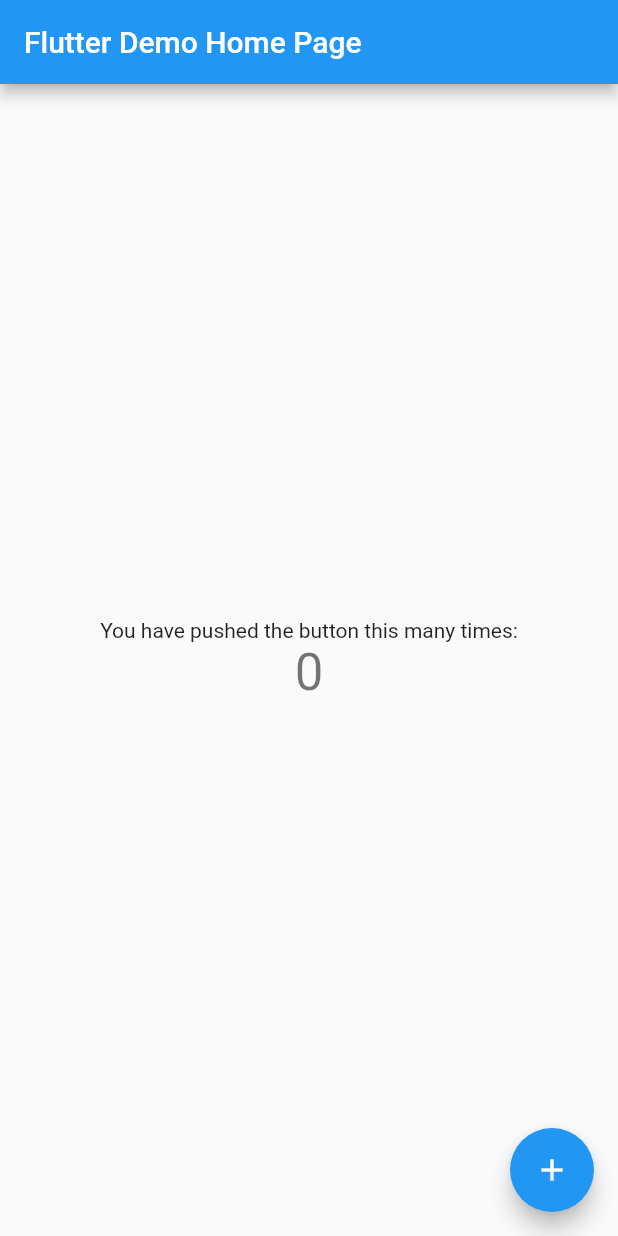
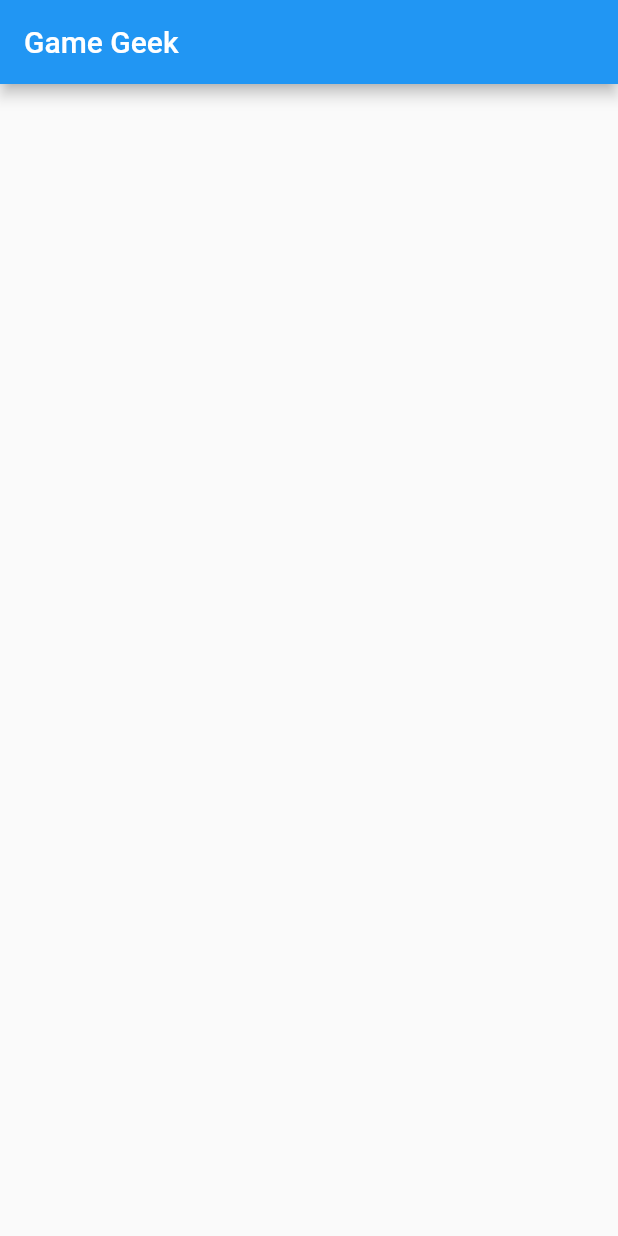
Before and after one commit to jakelang01/gamegeek, a Flutter app: the screen it shows after launch, on a phone screen of 412 x 824 dp. Run offline on Flutter 3.47's test engine with Material 2 defaults, Android fonts, the phone set to English and light mode, and no system bars; our stand-ins replace cloud_firestore, firebase_core; accounts and stored records are empty.

```diff
--- a/lib/main.dart
+++ b/lib/main.dart
@@ -1,4 +1,6 @@
 import 'package:flutter/material.dart';
+import 'package:cloud_firestore/cloud_firestore.dart';
+import 'package:firebase_core/firebase_core.dart';
 
 void main() {
   runApp(const MyApp());
@@ -10,21 +12,25 @@ class MyApp extends StatelessWidget {
   // This widget is the root of your application.
   @override
   Widget build(BuildContext context) {
-    return MaterialApp(
-      title: 'Flutter Demo',
-      theme: ThemeData(
-        // This is the theme of your application.
-        //
-        // Try running your application with "flutter run". You'll see the
-        // application has a blue toolbar. Then, without quitting the app, try
-        // changing the primarySwatch below to Colors.green and then invoke
-        // "hot reload" (press "r" in the console where you ran "flutter run",
-        // or simply save your changes to "hot reload" in a Flutter IDE).
-        // Notice that the counter didn't reset back to zero; the application
-        // is not restarted.
-        primarySwatch: Colors.blue,
-      ),
-      home: const MyHomePage(title: 'Flutter Demo Home Page'),
+    return FutureBuilder(
+        future: Firebase.initializeApp(),
+        builder: (context, snapshot) {
+          if (snapshot.hasError)
+            print("couldnt connect");
+          if (snapshot.connectionState == ConnectionState.done) {
+            return MaterialApp(
+                title: 'Game Geek',
+                theme: ThemeData(
+                  colorScheme: ColorScheme.fromSwatch(
+                    primarySwatch: Colors.blue,
+                  ),
+                ),
+                home: const MyHomePage(title: 'Game Geek')
+            );
+          }
+          Widget loading = MaterialApp();
+          return loading;
+        }
     );
   }
 }
@@ -48,68 +54,19 @@ class MyHomePage extends StatefulWidget {
 }
 
 class _MyHomePageState extends State<MyHomePage> {
-  int _counter = 0;
-
-  void _incrementCounter() {
-    setState(() {
-      // This call to setState tells the Flutter framework that something has
-      // changed in this State, which causes it to rerun the build method below
-      // so that the display can reflect the updated values. If we changed
-      // _counter without calling setState(), then the build method would not be
-      // called again, and so nothing would appear to happen.
-      _counter++;
-    });
-  }
 
   @override
   Widget build(BuildContext context) {
-    // This method is rerun every time setState is called, for instance as done
-    // by the _incrementCounter method above.
-    //
-    // The Flutter framework has been optimized to make rerunning build methods
-    // fast, so that you can just rebuild anything that needs updating rather
-    // than having to individually change instances of widgets.
     return Scaffold(
       appBar: AppBar(
-        // Here we take the value from the MyHomePage object that was created by
-        // the App.build method, and use it to set our appbar title.
         title: Text(widget.title),
       ),
       body: Center(
-        // Center is a layout widget. It takes a single child and positions it
-        // in the middle of the parent.
         child: Column(
-          // Column is also a layout widget. It takes a list of children and
-          // arranges them vertically. By default, it sizes itself to fit its
-          // children horizontally, and tries to be as tall as its parent.
-          //
-          // Invoke "debug painting" (press "p" in the console, choose the
-          // "Toggle Debug Paint" action from the Flutter Inspector in Android
-          // Studio, or the "Toggle Debug Paint" command in Visual Studio Code)
-          // to see the wireframe for each widget.
-          //
-          // Column has various properties to control how it sizes itself and
-          // how it positions its children. Here we use mainAxisAlignment to
-          // center the children vertically; the main axis here is the vertical
-          // axis because Columns are vertical (the cross axis would be
-          // horizontal).
           mainAxisAlignment: MainAxisAlignment.center,
-          children: <Widget>[
-            const Text(
-              'You have pushed the button this many times:',
-            ),
-            Text(
-              '$_counter',
-              style: Theme.of(context).textTheme.headline4,
-            ),
-          ],
+          children: <Widget>[],
         ),
       ),
-      floatingActionButton: FloatingActionButton(
-        onPressed: _incrementCounter,
-        tooltip: 'Increment',
-        child: const Icon(Icons.add),
-      ), // This trailing comma makes auto-formatting nicer for build methods.
     );
   }
 }
--- a/pubspec.yaml
+++ b/pubspec.yaml
@@ -36,8 +36,8 @@ dependencies:
   # The following adds the Cupertino Icons font to your application.
   # Use with the CupertinoIcons class for iOS style icons.
   cupertino_icons: ^1.0.2
-  firebase_core: ^1.17.1
-  cloud_firestore: ^3.1.17
+  firebase_core: ^2.3.0
+  cloud_firestore: ^4.1.0
 
 dev_dependencies:
   flutter_test:
```
Also changed, not shown: 2 other files.
